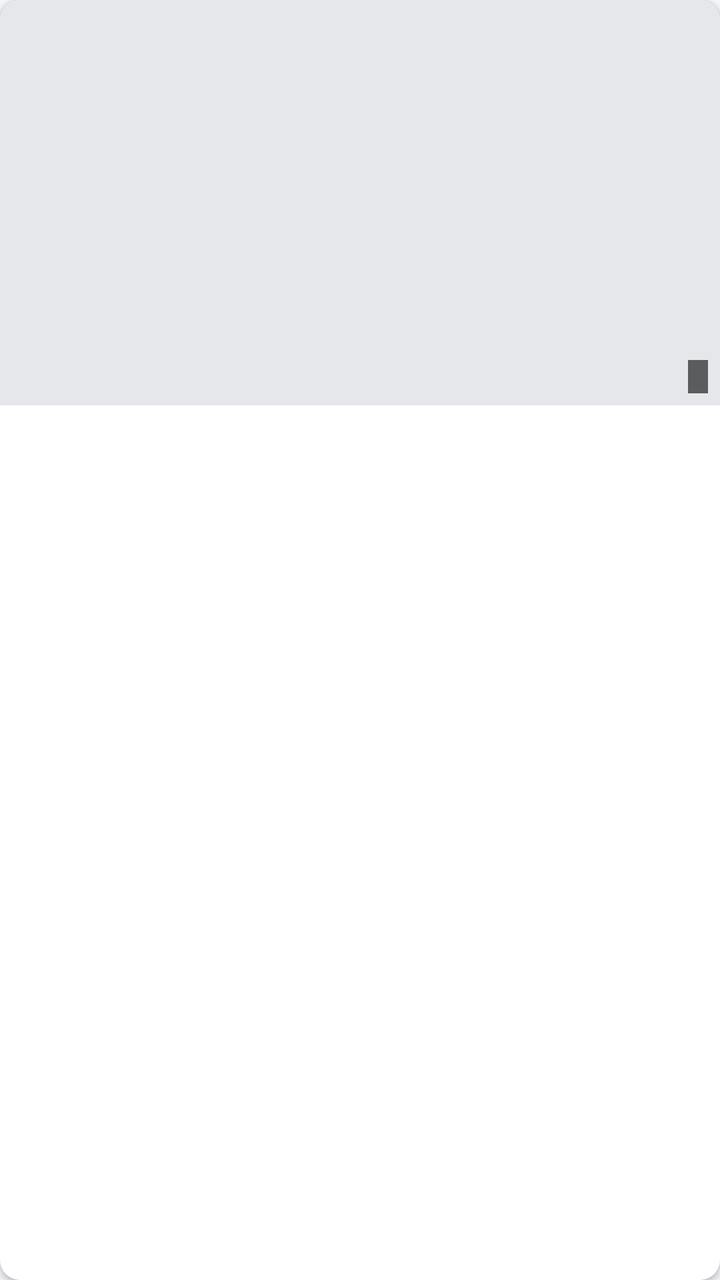
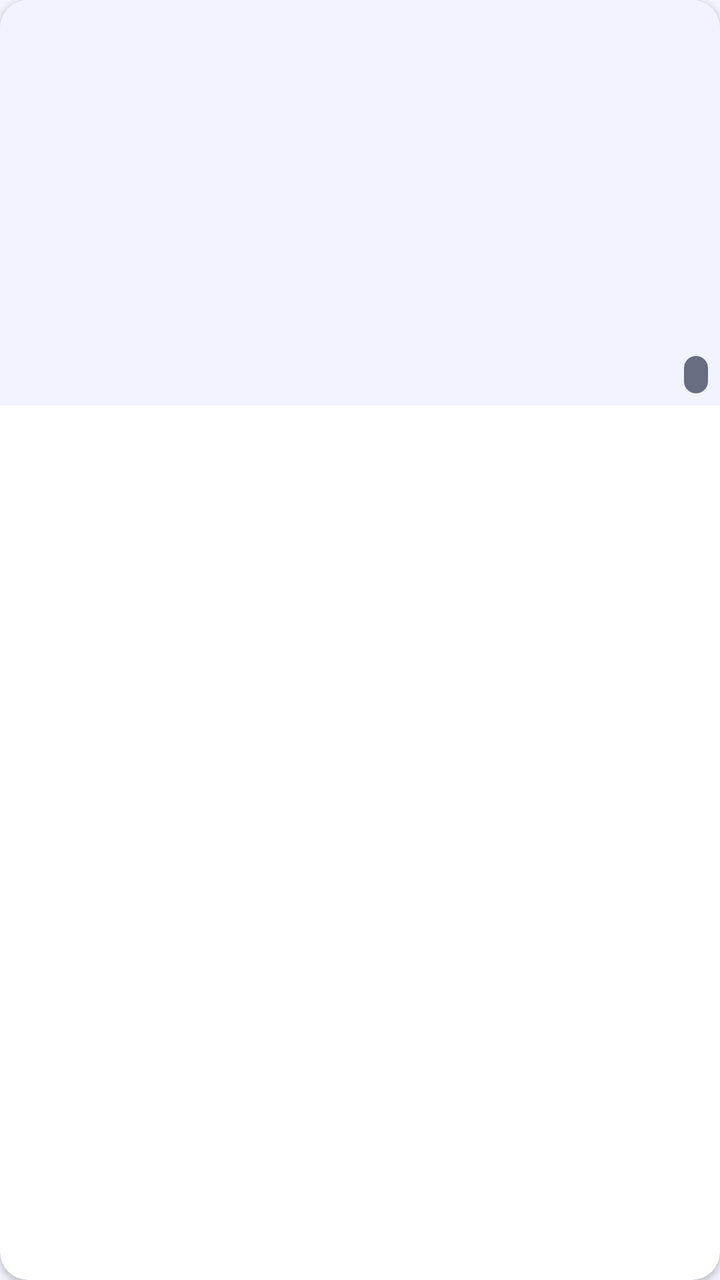

Two renders of the same Android screen: before a commit and after it. Below are the layout's source before the change and the commit's diff.
<!-- AndroidManifest.xml: application theme Theme.LingXi -->
<!-- res/layout/item_video.xml -->
<?xml version="1.0" encoding="utf-8"?>
<androidx.cardview.widget.CardView xmlns:android="http://schemas.android.com/apk/res/android"
    xmlns:app="http://schemas.android.com/apk/res-auto"
    android:layout_width="match_parent"
    android:layout_height="wrap_content"
    android:layout_marginHorizontal="8dp"
    android:layout_marginVertical="5dp"
    app:cardCornerRadius="10dp"
    app:cardElevation="2dp"
    app:cardUseCompatPadding="false">

    <LinearLayout
        android:layout_width="match_parent"
        android:layout_height="wrap_content"
        android:orientation="vertical">

        <androidx.constraintlayout.widget.ConstraintLayout
            android:layout_width="match_parent"
            android:layout_height="wrap_content">

            <ImageView
                android:id="@+id/ivCover"
                android:layout_width="0dp"
                android:layout_height="0dp"
                android:background="@drawable/bg_cover_placeholder"
                android:scaleType="centerCrop"
                app:layout_constraintDimensionRatio="16:9"
                app:layout_constraintEnd_toEndOf="parent"
                app:layout_constraintStart_toStartOf="parent"
                app:layout_constraintTop_toTopOf="parent" />

            <TextView
                android:id="@+id/tvDuration"
                android:layout_width="wrap_content"
                android:layout_height="wrap_content"
                android:layout_margin="6dp"
                android:background="#99000000"
                android:paddingHorizontal="5dp"
                android:paddingVertical="1dp"
                android:textColor="#FFFFFF"
                android:textSize="11sp"
                app:layout_constraintBottom_toBottomOf="@id/ivCover"
                app:layout_constraintEnd_toEndOf="@id/ivCover" />

            <TextView
                android:id="@+id/tvKindBadge"
                android:layout_width="wrap_content"
                android:layout_height="wrap_content"
                android:layout_margin="6dp"
                android:background="@drawable/bg_tag"
                android:textColor="@color/lx_green_dark"
                android:textSize="10sp"
                android:visibility="gone"
                app:layout_constraintStart_toStartOf="@id/ivCover"
                app:layout_constraintTop_toTopOf="@id/ivCover" />
        </androidx.constraintlayout.widget.ConstraintLayout>

        <LinearLayout
            android:layout_width="match_parent"
            android:layout_height="wrap_content"
            android:orientation="vertical"
            android:padding="8dp">

            <TextView
                android:id="@+id/tvTitle"
                android:layout_width="match_parent"
                android:layout_height="wrap_content"
                android:ellipsize="end"
                android:maxLines="2"
                android:textColor="@color/lx_text"
                android:textSize="14sp" />

            <TextView
                android:id="@+id/tvMeta"
                android:layout_width="match_parent"
                android:layout_height="wrap_content"
                android:layout_marginTop="4dp"
                android:ellipsize="end"
                android:singleLine="true"
                android:textColor="@color/lx_text_sub"
                android:textSize="12sp" />
        </LinearLayout>
    </LinearLayout>
</androidx.cardview.widget.CardView>
<!-- resources referenced by this layout -->
<resources>
  <color name="lx_green_dark">#059669</color>
  <color name="lx_text">#1F2937</color>
  <color name="lx_text_sub">#6B7280</color>
  <!-- drawable bg_cover_placeholder (drawable) -->
  <?xml version="1.0" encoding="utf-8"?>
  <shape xmlns:android="http://schemas.android.com/apk/res/android">
      <solid android:color="#E5E7EB" />
  </shape>
  <!-- drawable bg_tag (drawable) -->
  <?xml version="1.0" encoding="utf-8"?>
  <shape xmlns:android="http://schemas.android.com/apk/res/android">
      <solid android:color="@color/lx_green_light" />
      <corners android:radius="10dp" />
      <padding android:left="8dp" android:top="3dp" android:right="8dp" android:bottom="3dp" />
  </shape>
  <style name="Theme.LingXi" parent="Theme.AppCompat.Light.NoActionBar">
          <item name="colorPrimary">@color/lx_green</item>
          <item name="colorPrimaryDark">@color/lx_green_dark</item>
          <item name="colorAccent">@color/lx_green</item>
          <item name="android:windowBackground">@color/lx_bg</item>
          <item name="android:statusBarColor">@color/lx_green_dark</item>
          <item name="android:windowLightStatusBar">false</item>
      </style>
  <color name="lx_green_light">#D1FAE5</color>
  <color name="lx_green">#10B981</color>
  <color name="lx_bg">#F5F7FA</color>
</resources>

<!-- the commit's change to res/layout/item_video.xml (unified diff, before → after) -->
@@ -3,10 +3,12 @@
     xmlns:app="http://schemas.android.com/apk/res-auto"
     android:layout_width="match_parent"
     android:layout_height="wrap_content"
-    android:layout_marginHorizontal="8dp"
-    android:layout_marginVertical="5dp"
-    app:cardCornerRadius="10dp"
-    app:cardElevation="2dp"
+    android:layout_marginStart="8dp"
+    android:layout_marginTop="6dp"
+    android:layout_marginEnd="8dp"
+    android:layout_marginBottom="6dp"
+    app:cardCornerRadius="@dimen/radius_md"
+    app:cardElevation="@dimen/card_elevation"
     app:cardUseCompatPadding="false">
 
     <LinearLayout
@@ -34,10 +36,12 @@
                 android:layout_width="wrap_content"
                 android:layout_height="wrap_content"
                 android:layout_margin="6dp"
-                android:background="#99000000"
-                android:paddingHorizontal="5dp"
-                android:paddingVertical="1dp"
-                android:textColor="#FFFFFF"
+                android:background="@drawable/bg_duration_tag"
+                android:paddingStart="6dp"
+                android:paddingTop="2dp"
+                android:paddingEnd="6dp"
+                android:paddingBottom="2dp"
+                android:textColor="@color/on_media"
                 android:textSize="11sp"
                 app:layout_constraintBottom_toBottomOf="@id/ivCover"
                 app:layout_constraintEnd_toEndOf="@id/ivCover" />
@@ -48,7 +52,7 @@
                 android:layout_height="wrap_content"
                 android:layout_margin="6dp"
                 android:background="@drawable/bg_tag"
-                android:textColor="@color/lx_green_dark"
+                android:textColor="@color/tag_text"
                 android:textSize="10sp"
                 android:visibility="gone"
                 app:layout_constraintStart_toStartOf="@id/ivCover"
@@ -59,7 +63,10 @@
             android:layout_width="match_parent"
             android:layout_height="wrap_content"
             android:orientation="vertical"
-            android:padding="8dp">
+            android:paddingStart="10dp"
+            android:paddingTop="9dp"
+            android:paddingEnd="10dp"
+            android:paddingBottom="10dp">
 
             <TextView
                 android:id="@+id/tvTitle"
@@ -67,8 +74,9 @@
                 android:layout_height="wrap_content"
                 android:ellipsize="end"
                 android:maxLines="2"
-                android:textColor="@color/lx_text"
-                android:textSize="14sp" />
+                android:textColor="@color/text_primary"
+                android:textSize="15sp"
+                android:textStyle="bold" />
 
             <TextView
                 android:id="@+id/tvMeta"
@@ -77,7 +85,7 @@
                 android:layout_marginTop="4dp"
                 android:ellipsize="end"
                 android:singleLine="true"
-                android:textColor="@color/lx_text_sub"
+                android:textColor="@color/text_secondary"
                 android:textSize="12sp" />
         </LinearLayout>
     </LinearLayout>
<!-- resource entries referenced after the edit -->
@@ -1,30 +1,53 @@
 <!-- resources referenced by this layout -->
 <resources>
-  <color name="lx_green_dark">#059669</color>
-  <color name="lx_text">#1F2937</color>
-  <color name="lx_text_sub">#6B7280</color>
+  <color name="on_media">#FFFFFFFF</color>
+  <color name="tag_text">#C42A61</color>
+  <color name="text_primary">#2B2F4A</color>
+  <color name="text_secondary">#5F6588</color>
+  <dimen name="card_elevation">2dp</dimen>
+  <dimen name="radius_md">14dp</dimen>
   <!-- drawable bg_cover_placeholder (drawable) -->
   <?xml version="1.0" encoding="utf-8"?>
   <shape xmlns:android="http://schemas.android.com/apk/res/android">
-      <solid android:color="#E5E7EB" />
+      <solid android:color="@color/surface_alt" />
+  </shape>
+  <!-- drawable bg_duration_tag (drawable) -->
+  <?xml version="1.0" encoding="utf-8"?>
+  <shape xmlns:android="http://schemas.android.com/apk/res/android">
+      <solid android:color="@color/scrim_60" />
+      <corners android:radius="@dimen/radius_xs" />
   </shape>
   <!-- drawable bg_tag (drawable) -->
   <?xml version="1.0" encoding="utf-8"?>
   <shape xmlns:android="http://schemas.android.com/apk/res/android">
-      <solid android:color="@color/lx_green_light" />
-      <corners android:radius="10dp" />
-      <padding android:left="8dp" android:top="3dp" android:right="8dp" android:bottom="3dp" />
+      <solid android:color="@color/tag_bg" />
+      <corners android:radius="@dimen/radius_pill" />
+      <padding
+          android:bottom="3dp"
+          android:left="9dp"
+          android:right="9dp"
+          android:top="3dp" />
   </shape>
   <style name="Theme.LingXi" parent="Theme.AppCompat.Light.NoActionBar">
-          <item name="colorPrimary">@color/lx_green</item>
-          <item name="colorPrimaryDark">@color/lx_green_dark</item>
-          <item name="colorAccent">@color/lx_green</item>
-          <item name="android:windowBackground">@color/lx_bg</item>
-          <item name="android:statusBarColor">@color/lx_green_dark</item>
+          <item name="colorPrimary">@color/accent</item>
+          <item name="colorPrimaryDark">@color/brand_sky</item>
+          <item name="colorAccent">@color/brand_purple</item>
+          <item name="android:windowBackground">@color/surface_sunken</item>
+          <item name="android:statusBarColor">@color/brand_sky</item>
           <item name="android:windowLightStatusBar">false</item>
+          <item name="android:navigationBarColor">@color/nav_bar</item>
+          <item name="android:textColorHint">@color/text_hint</item>
       </style>
-  <color name="lx_green_light">#D1FAE5</color>
-  <color name="lx_green">#10B981</color>
-  <color name="lx_bg">#F5F7FA</color>
+  <color name="surface_alt">#F1F4FF</color>
+  <color name="scrim_60">#990F1430</color>
+  <dimen name="radius_xs">8dp</dimen>
+  <color name="tag_bg">#FFE8F3</color>
+  <dimen name="radius_pill">100dp</dimen>
+  <color name="accent">#4FC3FF</color>
+  <color name="brand_sky">#4FC3FF</color>
+  <color name="brand_purple">#A98BFF</color>
+  <color name="surface_sunken">#F4F5FF</color>
+  <color name="nav_bar">#2B2F4A</color>
+  <color name="text_hint">#6E7395</color>
 </resources>
 
